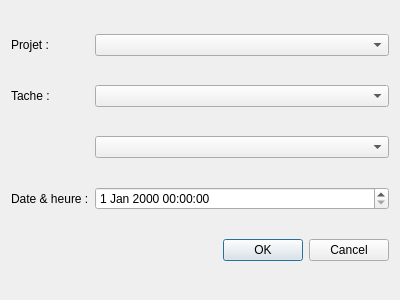
First picture: the form in ExeProjectCalendar/fenetreprogrammertache.ui, repository Shaita-KrZ/ProjectCalendar, before the edit.
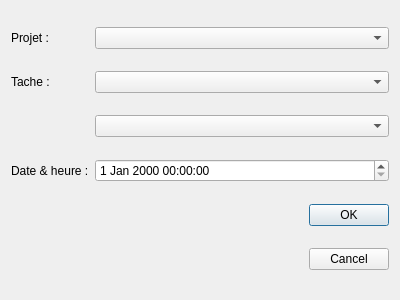
Second picture: the form after the edit.

The edit to the form file:
```diff
--- a/ExeProjectCalendar/fenetreprogrammertache.ui
+++ b/ExeProjectCalendar/fenetreprogrammertache.ui
@@ -28,13 +28,13 @@
      </property>
     </widget>
    </item>
-   <item row="5" column="1">
-    <widget class="QDialogButtonBox" name="bOKcancel">
+   <item row="6" column="1">
+    <widget class="QDialogButtonBox" name="bCancel">
      <property name="orientation">
       <enum>Qt::Horizontal</enum>
      </property>
      <property name="standardButtons">
-      <set>QDialogButtonBox::Cancel|QDialogButtonBox::Ok</set>
+      <set>QDialogButtonBox::Cancel</set>
      </property>
     </widget>
    </item>
@@ -57,6 +57,13 @@
      </property>
     </widget>
    </item>
+   <item row="5" column="1">
+    <widget class="QDialogButtonBox" name="bOK">
+     <property name="standardButtons">
+      <set>QDialogButtonBox::Ok</set>
+     </property>
+    </widget>
+   </item>
   </layout>
  </widget>
  <resources/>
```
Left out of the diff: 4 changed lines with no effect on the pictures.
